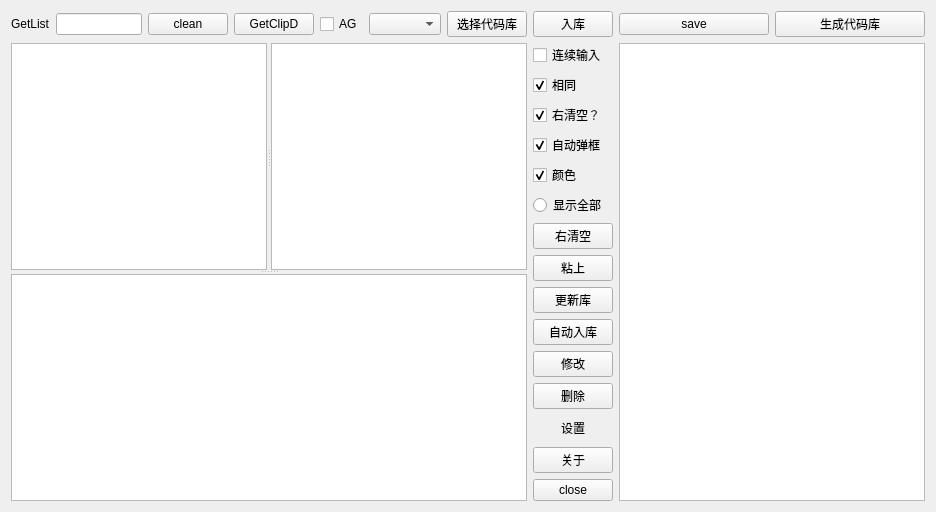
The window that auto_c_code/autoccode.ui (yjduoduo/auto_c_code) describes before a commit, drawn with Qt 5.
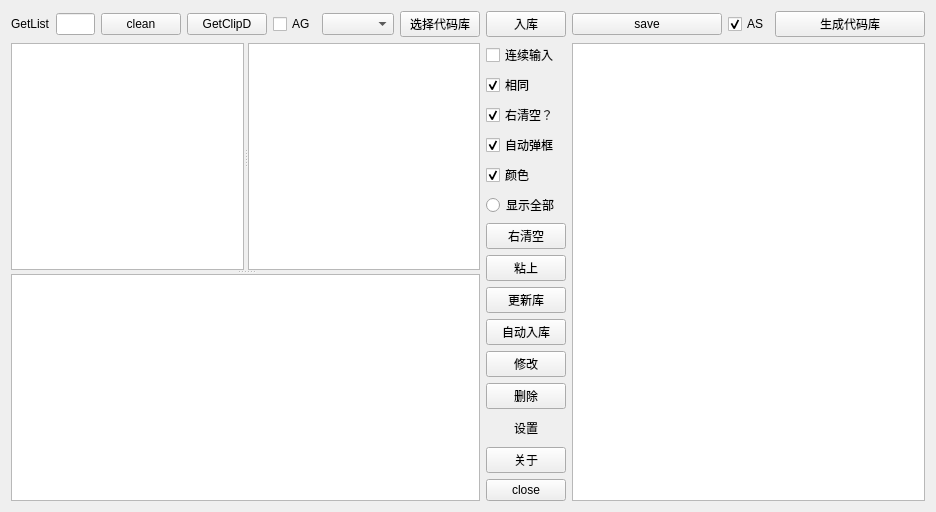
The same window after the commit. Custom widgets are drawn as their Qt base class.

Commit message: 1.8.4版本，添加AS CheckBox,默认为选中，点击后默认保存到桌面。

What changed in the file:
```diff
--- a/auto_c_code/autoccode.ui
+++ b/auto_c_code/autoccode.ui
@@ -289,6 +289,16 @@
            </property>
           </widget>
          </item>
+         <item>
+          <widget class="QCheckBox" name="checkBox_AutoSave">
+           <property name="text">
+            <string>AS</string>
+           </property>
+           <property name="checked">
+            <bool>true</bool>
+           </property>
+          </widget>
+         </item>
          <item>
           <widget class="QPushButton" name="gencode_btn">
            <property name="minimumSize">
```
The commit also changes 7 other files.
